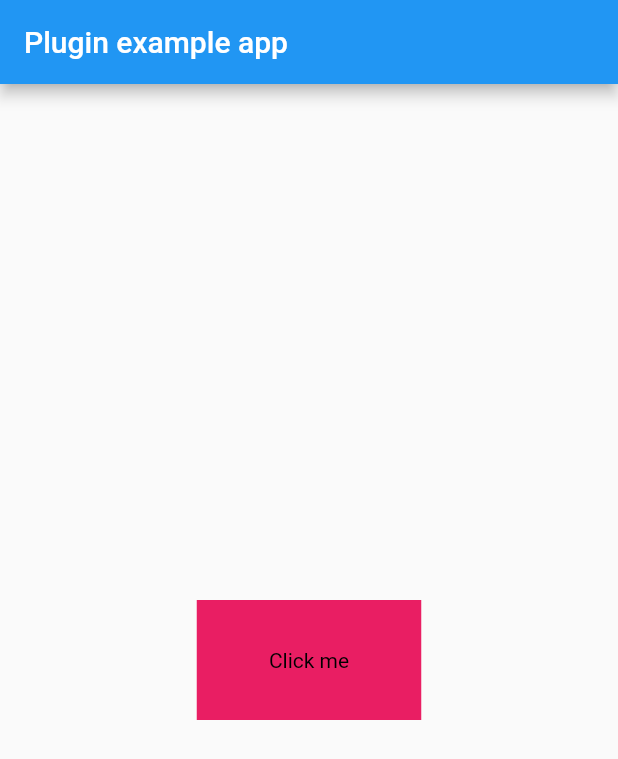
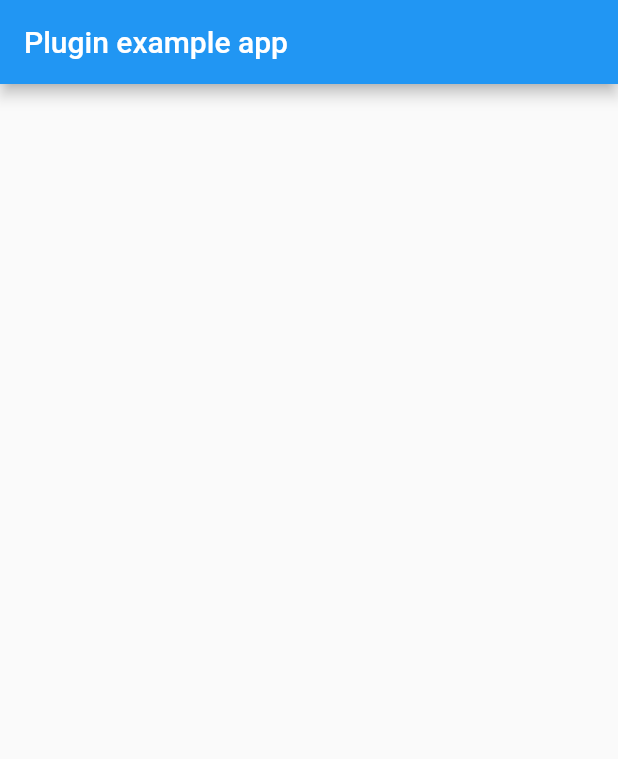
Before and after one commit to presswink/flutter_touch_ripple_effect, a Flutter app: the screen it shows after launch, on a phone screen of 412 x 824 dp. Shown: the top 759 px of the screen. Run offline on Flutter 3.47's test engine with Material 2 defaults, Android fonts, the phone set to English and light mode, and no system bars; missing offline and left inert: dart:html.

Commit message:
file dir changed

```diff
--- a/example/lib/main.dart
+++ b/example/lib/main.dart
@@ -1,3 +1,5 @@
+import 'dart:html';
+
 import 'package:flutter/material.dart';
 import 'package:touch_ripple_effect/touch_ripple_effect.dart';
 
@@ -26,11 +28,7 @@ class _MyAppState extends State<MyApp> {
           title: const Text('Plugin example app'),
         ),
         body: Center(
-          child: TouchRippleEffect(
-            backgroundColor: Colors.white,
-            rippleColor: Colors.black45,
-            child: Container(width: 150, color: Colors.pink, alignment: Alignment.center, height: 80,child: Text("Click me", style: TextStyle(color: Colors.black),),),
-          ),
+          child: null
         ),
       ),
     );
```
Also changed, not shown: lib/src/touch_ripple_effect.dart (renamed from lib/touch_ripple_effect.dart, +26 -14 lines), lib/src/touch_feedback.dart (renamed from lib/touch_feedback.dart).
